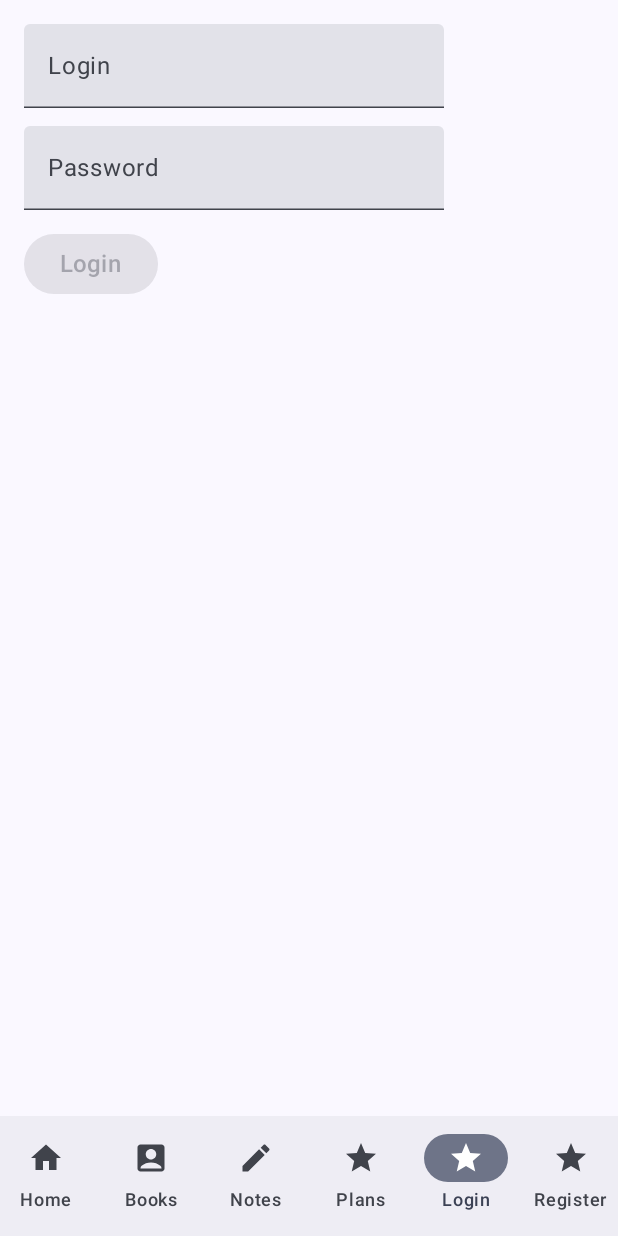
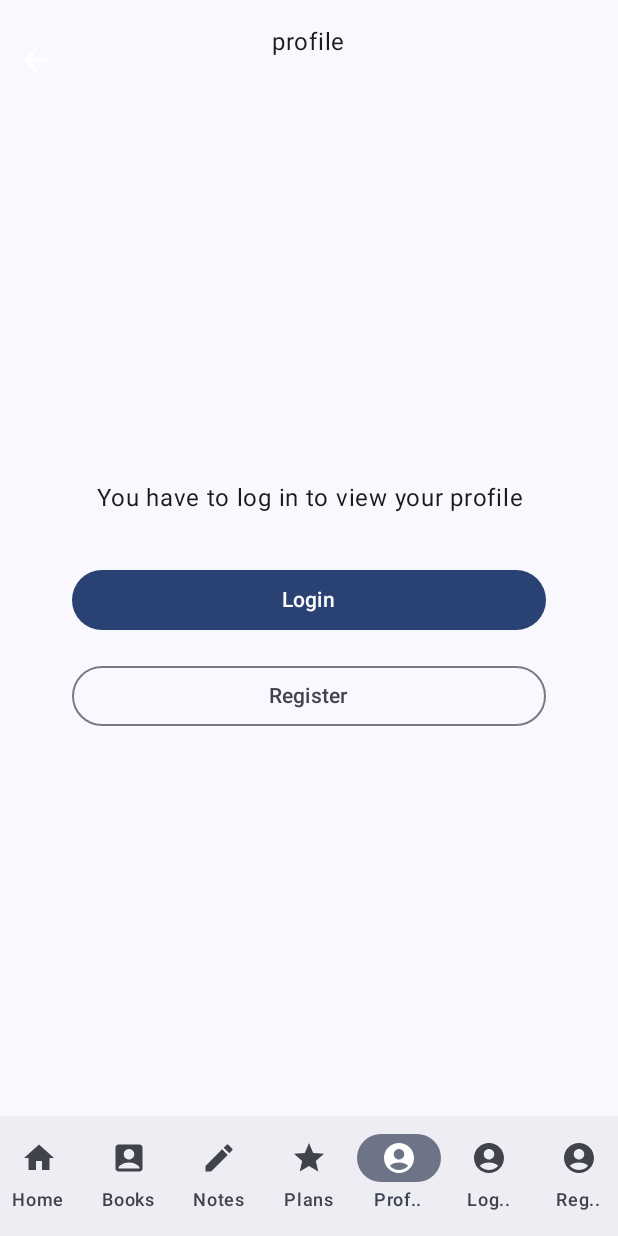
Before and after one commit to TeseySTD/ReadingDiary, an Android app built with Jetpack Compose: the screen it shows after launch (MainActivity), item 5 of the bottom bar chosen, on a phone screen of 412 x 824 dp. Run offline under Robolectric (Android 15) with nearby library versions, the phone set to English and light mode, and no system bars; our stand-ins replace livedata-compose.

Commit message:
feat(lab 5):Implement TopNavBar and BottomNavBar. Add navigation to prev. page. Add ProfileScreen.

```diff
--- a/app/build.gradle.kts
+++ b/app/build.gradle.kts
@@ -48,6 +48,7 @@ android {
 dependencies {
     val activity_version = "1.10.1"
     val nav_version = "2.8.9"
+    val material_version = "1.7.8"
 
     implementation(libs.androidx.core.ktx)
     implementation(libs.androidx.appcompat)
@@ -63,6 +64,8 @@ dependencies {
     androidTestImplementation(libs.androidx.junit)
     androidTestImplementation(libs.androidx.espresso.core)
 
+
     implementation ("androidx.activity:activity-compose:$activity_version")
     implementation("androidx.navigation:navigation-compose:$nav_version")
+    implementation("androidx.compose.material:material:$material_version")
 }
--- a/app/src/main/java/com/example/readingdiary/MainActivity.kt
+++ b/app/src/main/java/com/example/readingdiary/MainActivity.kt
@@ -5,21 +5,30 @@ import androidx.activity.ComponentActivity
 import androidx.activity.compose.setContent
 import androidx.compose.foundation.layout.Box
 import androidx.compose.foundation.layout.fillMaxSize
+import androidx.compose.foundation.layout.fillMaxWidth
 import androidx.compose.foundation.layout.padding
 import androidx.compose.material.icons.Icons
+import androidx.compose.material.icons.automirrored.filled.ArrowBack
 import androidx.compose.material.icons.filled.AccountBox
+import androidx.compose.material.icons.filled.AccountCircle
 import androidx.compose.material.icons.filled.Add
+import androidx.compose.material.icons.filled.ArrowBack
 import androidx.compose.material.icons.filled.Edit
 import androidx.compose.material.icons.filled.Home
 import androidx.compose.material.icons.filled.Star
 import androidx.compose.material3.*
 import androidx.compose.runtime.Composable
+import androidx.compose.runtime.collectAsState
 import androidx.compose.runtime.getValue
 import androidx.compose.runtime.mutableStateOf
 import androidx.compose.runtime.remember
 import androidx.compose.runtime.setValue
+import androidx.compose.ui.Alignment
 import androidx.compose.ui.Modifier
+import androidx.compose.ui.graphics.Color
 import androidx.compose.ui.graphics.vector.ImageVector
+import androidx.compose.ui.unit.dp
+import androidx.navigation.NavController
 import androidx.navigation.NavGraph.Companion.findStartDestination
 import androidx.navigation.NavHostController
 import androidx.navigation.compose.NavHost
@@ -27,23 +36,20 @@ import androidx.navigation.compose.composable
 import androidx.navigation.compose.currentBackStackEntryAsState
 import androidx.navigation.compose.rememberNavController
 import com.example.compose.AppTheme
+import com.example.readingdiary.models.Routes
 import com.example.readingdiary.ui.compose.screens.HomeScreen
 import com.example.readingdiary.ui.compose.screens.LoginScreen
 import com.example.readingdiary.ui.compose.screens.RegistrationScreen
 import com.example.readingdiary.ui.compose.components.AddBookDialogCompose
 import com.example.readingdiary.ui.compose.components.AddNoteDialogCompose
+import com.example.readingdiary.ui.compose.components.BottomNavBar
+import com.example.readingdiary.ui.compose.components.TopNavBar
 import com.example.readingdiary.ui.compose.screens.BooksScreen
 import com.example.readingdiary.ui.compose.screens.NotesScreen
 import com.example.readingdiary.ui.compose.screens.PlansScreen
+import com.example.readingdiary.ui.screens.ProfileScreen
+import java.util.Stack
 
-sealed class Routes(val route: String, val label: String, val icon: ImageVector) {
-    object Home : Routes("home", "Home", Icons.Filled.Home)
-    object Books : Routes("books", "Books", Icons.Filled.AccountBox)
-    object Notes : Routes("notes", "Notes", Icons.Filled.Edit)
-    object Plans : Routes("plans", "Plans", Icons.Filled.Star)
-    object Login : Routes("login", "Login", Icons.Filled.Star)
-    object Registration : Routes("registration", "Register", Icons.Filled.Star)
-}
 
 class MainActivity : ComponentActivity() {
     override fun onCreate(savedInstanceState: Bundle?) {
@@ -64,8 +70,10 @@ fun MainApp() {
 
     Scaffold(
         bottomBar = { BottomNavBar(navController) },
+        topBar = { TopNavBar(navController) },
         floatingActionButton = {
-            val currentRoute = navController.currentBackStackEntryAsState().value?.destination?.route
+            val currentRoute =
+                navController.currentBackStackEntryAsState().value?.destination?.route
             if (currentRoute == Routes.Books.route || currentRoute == Routes.Notes.route) {
                 FloatingActionButton(
                     onClick = {
@@ -80,9 +88,10 @@ fun MainApp() {
             }
         }
     ) { paddingValues ->
-        Box(modifier = Modifier
-            .fillMaxSize()
-            .padding(paddingValues)
+        Box(
+            modifier = Modifier
+                .fillMaxSize()
+                .padding(paddingValues)
         ) {
             AppNavHost(
                 navController = navController,
@@ -108,6 +117,7 @@ fun AppNavHost(
         composable(Routes.Books.route) { BooksScreen() }
         composable(Routes.Notes.route) { NotesScreen() }
         composable(Routes.Plans.route) { PlansScreen() }
+        composable(Routes.Profile.route) { ProfileScreen(navController) }
         composable(Routes.Login.route) { LoginScreen() }
         composable(Routes.Registration.route) { RegistrationScreen() }
     }
@@ -119,35 +129,3 @@ fun AppNavHost(
         AddNoteDialogCompose(onDismiss = onDismissNote)
     }
 }
-
-@Composable
-fun BottomNavBar(navController: NavHostController) {
-    val items = listOf(
-        Routes.Home,
-        Routes.Books,
-        Routes.Notes,
-        Routes.Plans,
-        Routes.Login,
-        Routes.Registration
-    )
-    NavigationBar {
-        val navBackStackEntry by navController.currentBackStackEntryAsState()
-        val currentRoute = navBackStackEntry?.destination?.route
-        items.forEach { screen ->
-            NavigationBarItem(
-                icon = { Icon(screen.icon, contentDescription = screen.label) },
-                label = { Text(screen.label) },
-                selected = currentRoute == screen.route,
-                onClick = {
-                    navController.navigate(screen.route) {
-                        popUpTo(navController.graph.findStartDestination().id) {
-                            saveState = true
-                        }
-                        launchSingleTop = true
-                        restoreState = true
-                    }
-                }
-            )
-        }
-    }
-}
--- /dev/null
+++ b/app/src/main/java/com/example/readingdiary/models/Routes.kt
@@ -0,0 +1,19 @@
+package com.example.readingdiary.models
+
+import androidx.compose.material.icons.Icons
+import androidx.compose.material.icons.filled.AccountBox
+import androidx.compose.material.icons.filled.AccountCircle
+import androidx.compose.material.icons.filled.Edit
+import androidx.compose.material.icons.filled.Home
+import androidx.compose.material.icons.filled.Star
+import androidx.compose.ui.graphics.vector.ImageVector
+
+sealed class Routes(val route: String, val label: String, val icon: ImageVector) {
+    object Home : Routes("home", "Home", Icons.Filled.Home)
+    object Books : Routes("books", "Books", Icons.Filled.AccountBox)
+    object Notes : Routes("notes", "Notes", Icons.Filled.Edit)
+    object Plans : Routes("plans", "Plans", Icons.Filled.Star)
+    object Profile : Routes("profile","Prof..", Icons.Filled.AccountCircle)
+    object Login : Routes("login", "Log..", Icons.Filled.AccountCircle)
+    object Registration : Routes("registration", "Reg..", Icons.Filled.AccountCircle)
+}
--- a/app/src/main/java/com/example/readingdiary/models/User.kt
+++ b/app/src/main/java/com/example/readingdiary/models/User.kt
@@ -1,5 +1,5 @@
 package com.example.readingdiary.models
 
-class User(name:String, password:String) {
+class User(val name:String, val password:String) {
 
 }
--- /dev/null
+++ b/app/src/main/java/com/example/readingdiary/services/UserService.kt
@@ -0,0 +1,29 @@
+package com.example.readingdiary.services
+
+import com.example.readingdiary.models.User
+
+class UserService {
+
+
+
+    companion object {
+        private var _user: User? = null
+        private var _isAuthenticated = false
+        val user: User?
+            get() = _user
+
+
+        fun registerUser(user: User) {
+            _user = user
+        }
+
+        fun loginUser(user: User) {
+            if (_user != null && _user?.name == user.name && _user?.password == user.password)
+                _isAuthenticated = true;
+        }
+
+        fun isAuthenticated(user:User):Boolean{
+            return _user != null && _user?.name == user.name && _user?.password == user.password && _isAuthenticated
+        }
+    }
+}
--- /dev/null
+++ b/app/src/main/java/com/example/readingdiary/ui/compose/components/BottomNavBar.kt
@@ -0,0 +1,40 @@
+package com.example.readingdiary.ui.compose.components
+
+import androidx.compose.material3.Icon
+import androidx.compose.material3.NavigationBar
+import androidx.compose.material3.NavigationBarItem
+import androidx.compose.material3.Text
+import androidx.compose.runtime.Composable
+import androidx.compose.runtime.getValue
+import androidx.navigation.NavHostController
+import androidx.navigation.compose.currentBackStackEntryAsState
+import com.example.readingdiary.models.Routes
+
+@Composable
+fun BottomNavBar(
+    navController: NavHostController,
+) {
+    val items = listOf(
+        Routes.Home,
+        Routes.Books,
+        Routes.Notes,
+        Routes.Plans,
+        Routes.Profile,
+        Routes.Login,
+        Routes.Registration
+    )
+    NavigationBar {
+        val navBackStackEntry by navController.currentBackStackEntryAsState()
+        val currentRoute = navBackStackEntry?.destination?.route
+        items.forEach { screen ->
+            NavigationBarItem(
+                icon = { Icon(screen.icon, contentDescription = screen.label) },
+                label = { Text(screen.label) },
+                selected = currentRoute == screen.route,
+                onClick = {
+                    navController.navigate(screen.route)
+                }
+            )
+        }
+    }
+}
--- /dev/null
+++ b/app/src/main/java/com/example/readingdiary/ui/compose/components/TopNavBar.kt
@@ -0,0 +1,49 @@
+package com.example.readingdiary.ui.compose.components
+
+import androidx.compose.foundation.layout.Box
+import androidx.compose.foundation.layout.fillMaxWidth
+import androidx.compose.foundation.layout.padding
+import androidx.compose.material.icons.Icons
+import androidx.compose.material.icons.automirrored.filled.ArrowBack
+import androidx.compose.material3.Icon
+import androidx.compose.material3.IconButton
+import androidx.compose.material3.Text
+import androidx.compose.runtime.Composable
+import androidx.compose.runtime.getValue
+import androidx.compose.ui.Alignment
+import androidx.compose.ui.Modifier
+import androidx.compose.ui.graphics.Color
+import androidx.compose.ui.unit.dp
+import androidx.navigation.NavHostController
+import androidx.navigation.compose.currentBackStackEntryAsState
+
+@Composable
+fun TopNavBar(navController: NavHostController) {
+    val navBackStackEntry by navController.currentBackStackEntryAsState()
+    val canNavigateBack = true
+
+    Box(
+        modifier = Modifier
+            .padding(top = 16.dp)
+    ) {
+        Box(
+            modifier = Modifier.fillMaxWidth(),
+            contentAlignment = Alignment.TopCenter
+        ){
+            Text(
+                text = navBackStackEntry?.destination?.route.toString()
+            )
+        }
+        if (canNavigateBack) {
+            IconButton(onClick = { navController.popBackStack() }) {
+                Icon(
+                    imageVector = Icons.AutoMirrored.Filled.ArrowBack,
+                    tint = Color.White,
+                    contentDescription = null
+                )
+            }
+        } else {
+            null
+        }
+    }
+}
--- /dev/null
+++ b/app/src/main/java/com/example/readingdiary/ui/compose/screens/ProfileScreen.kt
@@ -0,0 +1,175 @@
+package com.example.readingdiary.ui.screens
+
+import androidx.compose.foundation.layout.Arrangement
+import androidx.compose.foundation.layout.Box
+import androidx.compose.foundation.layout.Column
+import androidx.compose.foundation.layout.Spacer
+import androidx.compose.foundation.layout.fillMaxSize
+import androidx.compose.foundation.layout.fillMaxWidth
+import androidx.compose.foundation.layout.height
+import androidx.compose.foundation.layout.padding
+import androidx.compose.material.icons.Icons
+import androidx.compose.material.icons.automirrored.filled.ExitToApp
+import androidx.compose.material.icons.filled.AccountCircle
+import androidx.compose.material3.Button
+import androidx.compose.material3.Card
+import androidx.compose.material3.CircularProgressIndicator
+import androidx.compose.material3.Icon
+import androidx.compose.material3.MaterialTheme
+import androidx.compose.material3.OutlinedButton
+import androidx.compose.material3.Text
+import androidx.compose.runtime.Composable
+import androidx.compose.runtime.collectAsState
+import androidx.compose.runtime.getValue
+import androidx.compose.ui.Alignment
+import androidx.compose.ui.Modifier
+import androidx.compose.ui.text.font.FontWeight
+import androidx.compose.ui.text.style.TextAlign
+import androidx.compose.ui.unit.dp
+import androidx.lifecycle.viewmodel.compose.viewModel
+import androidx.navigation.NavController
+import com.example.readingdiary.models.Routes
+import com.example.readingdiary.view_models.ProfileUiState
+import com.example.readingdiary.view_models.ProfileViewModel
+
+@Composable
+fun ProfileScreen(
+    navController: NavController,
+    profileViewModel: ProfileViewModel = viewModel()
+) {
+    val uiState by profileViewModel.uiState.collectAsState()
+
+    Box(
+        modifier = Modifier
+            .fillMaxSize()
+            .padding(16.dp)
+    ) {
+        when (uiState) {
+            is ProfileUiState.Loading -> {
+                CircularProgressIndicator(modifier = Modifier.align(Alignment.Center))
+            }
+
+            is ProfileUiState.Success -> {
+                val user = (uiState as ProfileUiState.Success).user
+                ProfileContent(
+                    username = user.name,
+                    onLogoutClick = { profileViewModel.logout() }
+                )
+            }
+
+            is ProfileUiState.NotAuthenticated -> {
+                NotAuthenticatedContent(
+                    onLoginClick = { navController.navigate(Routes.Login.route) },
+                    onRegisterClick = { navController.navigate(Routes.Registration.route) }
+                )
+            }
+        }
+    }
+}
+
+@Composable
+fun ProfileContent(
+    username: String,
+    onLogoutClick: () -> Unit
+) {
+    Column(
+        modifier = Modifier.fillMaxSize(),
+        horizontalAlignment = Alignment.CenterHorizontally,
+        verticalArrangement = Arrangement.Center
+    ) {
+        Icon(
+            imageVector = Icons.Default.AccountCircle,
+            contentDescription = "Profile Icon",
+            modifier = Modifier.height(120.dp),
+            tint = MaterialTheme.colorScheme.primary
+        )
+
+        Spacer(modifier = Modifier.height(24.dp))
+
+        Card(
+            modifier = Modifier
+                .fillMaxWidth()
+                .padding(16.dp)
+        ) {
+            Column(
+                modifier = Modifier.padding(16.dp),
+                horizontalAlignment = Alignment.CenterHorizontally
+            ) {
+                Text(
+                    text = "Users`s profile",
+                    style = MaterialTheme.typography.headlineSmall,
+                    fontWeight = FontWeight.Bold
+                )
+
+                Spacer(modifier = Modifier.height(16.dp))
+
+                Text(
+                    text = "User name:",
+                    style = MaterialTheme.typography.bodyLarge
+                )
+
+                Text(
+                    text = username,
+                    style = MaterialTheme.typography.bodyLarge,
+                    fontWeight = FontWeight.Bold
+                )
+
+                Spacer(modifier = Modifier.height(24.dp))
+
+                Button(
+                    onClick = onLogoutClick,
+                    modifier = Modifier.fillMaxWidth()
+                ) {
+                    Icon(
+                        imageVector = Icons.AutoMirrored.Filled.ExitToApp,
+                        contentDescription = "Logout"
+                    )
+                    Text(
+                        text = "Logout",
+                        modifier = Modifier.padding(start = 8.dp)
+                    )
+                }
+            }
+        }
+    }
+}
+
+@Composable
+fun NotAuthenticatedContent(
+    onLoginClick: () -> Unit,
+    onRegisterClick: () -> Unit
+) {
+    Column(
+        modifier = Modifier.fillMaxSize(),
+        horizontalAlignment = Alignment.CenterHorizontally,
+        verticalArrangement = Arrangement.Center
+    ) {
+        Text(
+            text = "You have to log in to view your profile",
+            style = MaterialTheme.typography.bodyLarge,
+            textAlign = TextAlign.Center
+        )
+
+        Spacer(modifier = Modifier.height(32.dp))
+
+        Button(
+            onClick = onLoginClick,
+            modifier = Modifier
+                .fillMaxWidth()
+                .padding(horizontal = 32.dp)
+        ) {
+            Text("Login")
+        }
+
+        Spacer(modifier = Modifier.height(16.dp))
+
+        OutlinedButton(
+            onClick = onRegisterClick,
+            modifier = Modifier
+                .fillMaxWidth()
+                .padding(horizontal = 32.dp)
+        ) {
+            Text("Register")
+        }
+    }
+}
--- /dev/null
+++ b/app/src/main/java/com/example/readingdiary/view_models/ProfileViewModel.kt
@@ -0,0 +1,42 @@
+package com.example.readingdiary.view_models
+
+import androidx.lifecycle.ViewModel
+import androidx.lifecycle.viewModelScope
+import com.example.readingdiary.models.User
+import com.example.readingdiary.services.UserService
+import kotlinx.coroutines.flow.MutableStateFlow
+import kotlinx.coroutines.flow.StateFlow
+import kotlinx.coroutines.flow.asStateFlow
+import kotlinx.coroutines.launch
+
+class ProfileViewModel : ViewModel() {
+
+    private val _uiState = MutableStateFlow<ProfileUiState>(ProfileUiState.Loading)
+    val uiState: StateFlow<ProfileUiState> = _uiState.asStateFlow()
+
+    init {
+        loadUserProfile()
+    }
+
+    fun loadUserProfile() {
+        viewModelScope.launch {
+            val currentUser = UserService.user
+
+            _uiState.value = if (currentUser != null && UserService.isAuthenticated(currentUser)) {
+                ProfileUiState.Success(currentUser)
+            } else {
+                ProfileUiState.NotAuthenticated
+            }
+        }
+    }
+
+    fun logout() {
+        _uiState.value = ProfileUiState.NotAuthenticated
+    }
+}
+
+sealed class ProfileUiState {
+    object Loading : ProfileUiState()
+    data class Success(val user: User) : ProfileUiState()
+    object NotAuthenticated : ProfileUiState()
+}
```
Also changed, not shown: app/src/main/java/com/example/readingdiary/view_models/LoginScreenViewModel.kt (+3 -10 lines), app/src/main/java/com/example/readingdiary/view_models/RegistrationScreenViewModel.kt (+4 -9 lines).
